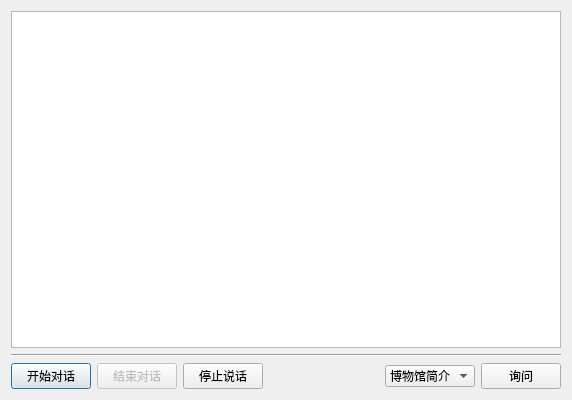
First picture: the form in RobotQ/robotq.ui, repository MuseumRobot/RobotQ, before the edit.
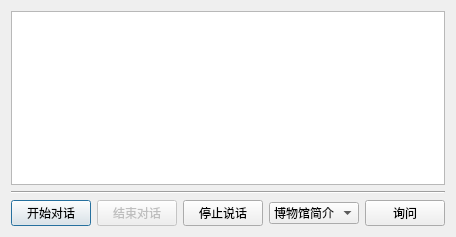
Second picture: the form after the edit. Icons and pictures are not drawn.

What changed in the file:
```diff
--- a/RobotQ/robotq.ui
+++ b/RobotQ/robotq.ui
@@ -6,8 +6,8 @@
    <rect>
     <x>0</x>
     <y>0</y>
-    <width>572</width>
-    <height>400</height>
+    <width>436</width>
+    <height>237</height>
    </rect>
   </property>
   <property name="sizePolicy">
```
